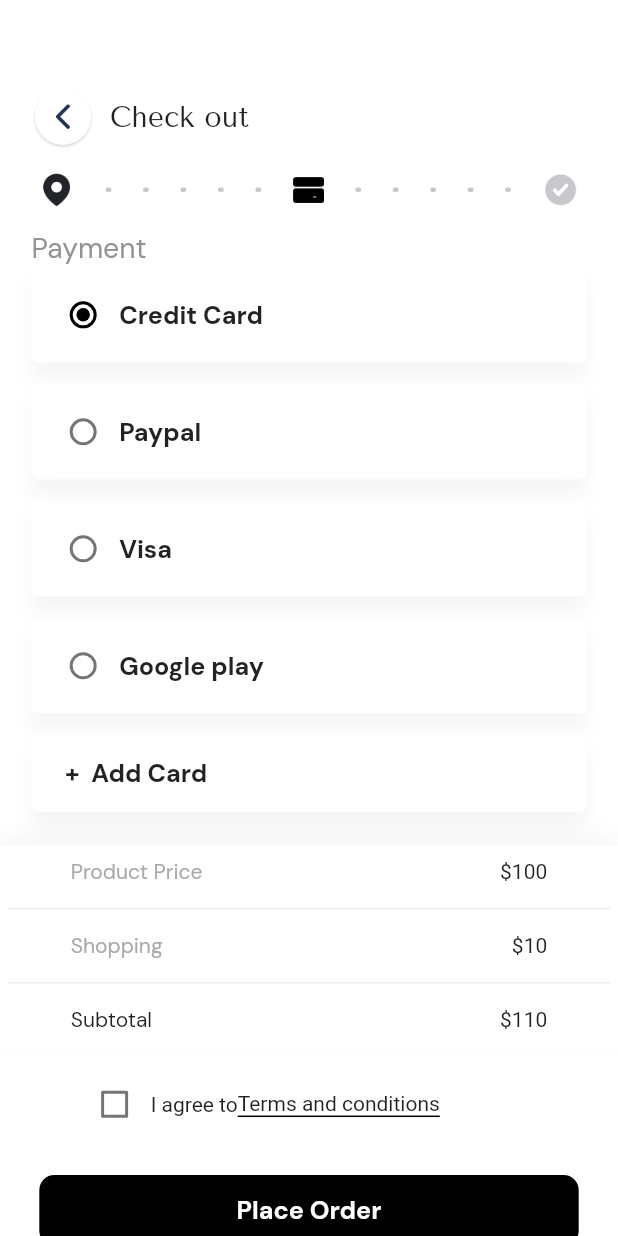
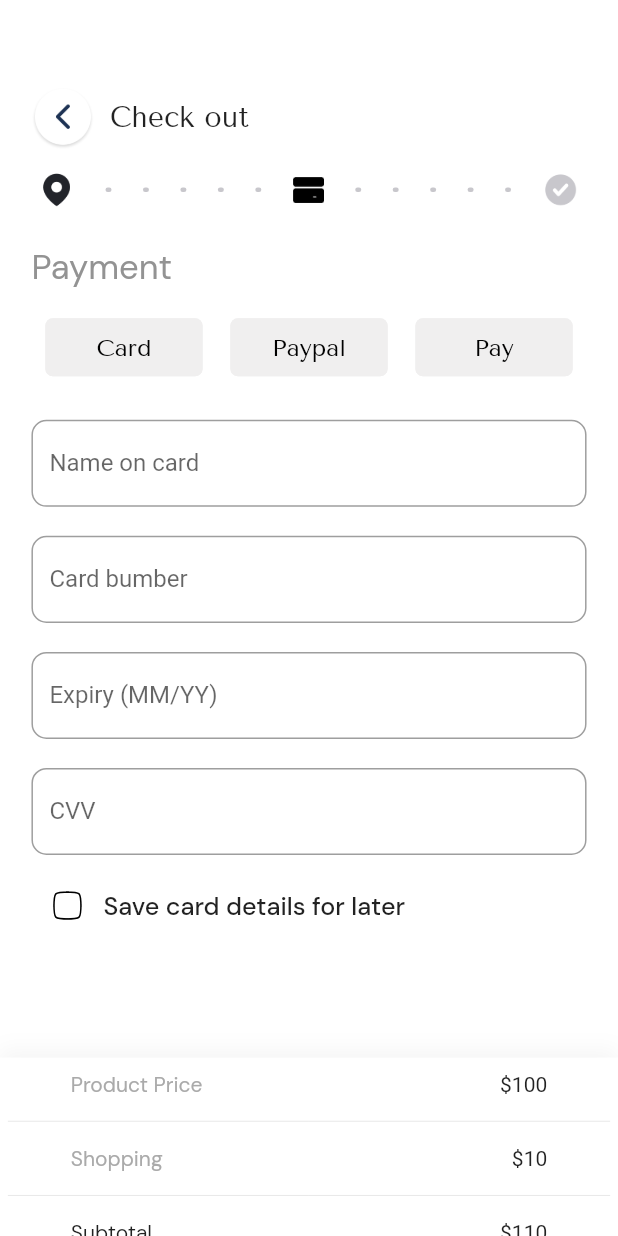
Before and after one commit to Mahmoudmnb/ShopApp, a Flutter app: the CheckOutScreen2 screen opened directly, on a phone screen of 412 x 824 dp. Run offline on Flutter 3.47's test engine with Material 2 defaults, Android fonts, the phone set to English and light mode, and no system bars; our stand-ins replace flutter_bloc, flutter_screenutil, get_it, google_fonts, google_maps_flutter, internet_connection_checker and 6 more; accounts and stored records are empty.

Commit message:
change on second step in checkout

```diff
--- a/lib/featurs/main_page/featurs/check_out/cubit/check_out_cubit.dart
+++ b/lib/featurs/main_page/featurs/check_out/cubit/check_out_cubit.dart
@@ -8,6 +8,12 @@ class CheckOutCubit extends Cubit<CheckOutState> {
   String selectAddress = 'My Home';
   String selectMethod = 'In store pick-up';
   String selectPayment = 'Credit Card';
+  bool saveCard = false;
+  savingCard(bool value) {
+    saveCard = value;
+    emit(SavingCardState());
+  }
+
   changeAddress(String address) {
     selectAddress = address;
     emit(ChangeAddressState());
--- a/lib/featurs/main_page/featurs/check_out/cubit/check_out_state.dart
+++ b/lib/featurs/main_page/featurs/check_out/cubit/check_out_state.dart
@@ -12,3 +12,5 @@ class ChangeMethodState extends CheckOutState {}
 class ChangePayState extends CheckOutState {}
 
 class ChangeAgreeState extends CheckOutState {}
+
+class SavingCardState extends CheckOutState {}
--- a/lib/featurs/main_page/featurs/check_out/screens/first_step.dart
+++ b/lib/featurs/main_page/featurs/check_out/screens/first_step.dart
@@ -52,9 +52,7 @@ class CheckOutScreen1 extends StatelessWidget {
               child: Container(
                 padding: EdgeInsets.only(left: 20.w, right: 20.w),
                 child: Column(children: [
-                  SizedBox(
-                    height: 20.h,
-                  ),
+                  SizedBox(height: 20.h),
                   Row(
                     children: [
                       const Spacer(),
--- a/lib/featurs/main_page/featurs/check_out/screens/second_step.dart
+++ b/lib/featurs/main_page/featurs/check_out/screens/second_step.dart
@@ -1,6 +1,7 @@
 import 'package:flutter/material.dart';
 import 'package:flutter_bloc/flutter_bloc.dart';
 import 'package:flutter_screenutil/flutter_screenutil.dart';
+import 'package:shop_app/featurs/main_page/featurs/check_out/widget/add_card.dart';
 
 import '../cubit/check_out_cubit.dart';
 import '../widget/calculate_card.dart';
@@ -13,7 +14,7 @@ class CheckOutScreen2 extends StatelessWidget {
 
   @override
   Widget build(BuildContext context) {
-    List<String> payment = ['Credit Card', 'Paypal', 'Visa', 'Google play'];
+    List<String> payment = ['Card', 'Paypal', 'Pay'];
     return Scaffold(
       backgroundColor: Colors.white,
       body: Column(
@@ -93,65 +94,43 @@ class CheckOutScreen2 extends StatelessWidget {
                         ],
                       ),
                       Container(
-                        margin: EdgeInsets.only(top: 15.h),
+                        margin: EdgeInsets.only(top: 25.h),
                         width: double.infinity,
                         child: Text(
                           "Payment",
                           style: TextStyle(
                               color: const Color(0xFF939393),
-                              fontSize: 18.sp,
+                              fontSize: 22.sp,
                               fontFamily: 'DM Sans'),
                         ),
                       ),
-                      ListView.separated(
-                        shrinkWrap: true,
-                        physics: const BouncingScrollPhysics(),
-                        separatorBuilder: (context, index) => SizedBox(
-                          height: 15.h,
-                        ),
-                        itemCount: payment.length,
-                        itemBuilder: (BuildContext context, int index) {
-                          return PaymentMethodCard(
-                            title: payment[index],
-                          );
-                        },
+                      SizedBox(height: 20.h),
+                      Row(
+                        mainAxisAlignment: MainAxisAlignment.spaceAround,
+                        children: [
+                          PaymentMethodCard(
+                            title: payment[0],
+                          ),
+                          PaymentMethodCard(
+                            title: payment[1],
+                          ),
+                          PaymentMethodCard(
+                            title: payment[2],
+                          )
+                        ],
                       ),
-                      Container(
-                        padding: EdgeInsets.only(
-                            left: 10.w, top: 15.h, right: 20.w, bottom: 15.h),
-                        margin: EdgeInsets.symmetric(vertical: 15.h),
-                        width: double.infinity,
-                        decoration: BoxDecoration(
-                            boxShadow: [
-                              BoxShadow(
-                                  offset: const Offset(0, 11),
-                                  blurRadius: 11,
-                                  color: Colors.black.withOpacity(0.04))
-                            ],
-                            color: Colors.white,
-                            borderRadius: BorderRadius.circular(5)),
-                        child: Text(
-                          "   +  Add Card",
-                          textAlign: TextAlign.start,
-                          style: TextStyle(
-                              fontSize: 16.sp,
-                              fontWeight: FontWeight.w600,
-                              fontFamily: 'DM Sans'),
-                        ),
-                      )
+                      const AddCardForPayming(),
                     ]),
                   ),
                   SizedBox(
-                    height: 8.h,
+                    height: 80.h,
                   ),
                   const CalculateCard(),
                   SizedBox(
                     height: 15.h,
                   ),
                   BlocConsumer<CheckOutCubit, CheckOutState>(
-                    listener: (context, state) {
-                      // TODO: implement listener
-                    },
+                    listener: (context, state) {},
                     builder: (context, state) {
                       CheckOutCubit cubit = CheckOutCubit.get(context);
                       return Row(
--- /dev/null
+++ b/lib/featurs/main_page/featurs/check_out/widget/add_card.dart
@@ -0,0 +1,69 @@
+import 'package:flutter/material.dart';
+import 'package:flutter_bloc/flutter_bloc.dart';
+import 'package:flutter_screenutil/flutter_screenutil.dart';
+import 'package:shop_app/featurs/main_page/featurs/check_out/cubit/check_out_cubit.dart';
+
+class AddCardForPayming extends StatefulWidget {
+  const AddCardForPayming({super.key});
+
+  @override
+  State<AddCardForPayming> createState() => _AddCardForPaymingState();
+}
+
+class _AddCardForPaymingState extends State<AddCardForPayming> {
+  TextEditingController nameController = TextEditingController();
+  TextEditingController numberController = TextEditingController();
+  TextEditingController expiryController = TextEditingController();
+  TextEditingController cvvController = TextEditingController();
+  @override
+  Widget build(BuildContext context) {
+    return Column(
+      children: [
+        SizedBox(height: 20.h),
+        buildTextFeild(nameController, 'Name on card'),
+        buildTextFeild(numberController, 'Card bumber'),
+        buildTextFeild(expiryController, 'Expiry (MM/YY)'),
+        buildTextFeild(cvvController, 'CVV'),
+        BlocConsumer<CheckOutCubit, CheckOutState>(
+          listener: (context, state) {},
+          builder: (context, state) {
+            var cubit = CheckOutCubit.get(context);
+            return Row(
+              children: [
+                Checkbox(
+                    side: const BorderSide(width: 1),
+                    shape: ContinuousRectangleBorder(
+                        borderRadius: BorderRadius.circular(10)),
+                    value: cubit.saveCard,
+                    onChanged: (value) {
+                      cubit.savingCard(value!);
+                    }),
+                Text(
+                  "Save card details for later",
+                  style: TextStyle(
+                      fontFamily: 'DM Sans',
+                      fontSize: 16.sp,
+                      fontWeight: FontWeight.w500),
+                )
+              ],
+            );
+          },
+        )
+      ],
+    );
+  }
+
+  Widget buildTextFeild(TextEditingController controller, String title) {
+    return Container(
+      height: 60.h,
+      margin: EdgeInsets.symmetric(vertical: 10.h),
+      child: TextField(
+        controller: controller,
+        decoration: InputDecoration(
+            label: Text(title),
+            border:
+                OutlineInputBorder(borderRadius: BorderRadius.circular(10))),
+      ),
+    );
+  }
+}
--- a/lib/featurs/main_page/featurs/check_out/widget/payment_method_card.dart
+++ b/lib/featurs/main_page/featurs/check_out/widget/payment_method_card.dart
@@ -12,41 +12,39 @@ class PaymentMethodCard extends StatelessWidget {
   Widget build(BuildContext context) {
     return BlocConsumer<CheckOutCubit, CheckOutState>(
       listener: (context, state) {
-        // TODO: implement listener
       },
       builder: (context, state) {
         CheckOutCubit cubit = CheckOutCubit.get(context);
-        return Container(
-          decoration: BoxDecoration(boxShadow: [
-            BoxShadow(
-                offset: const Offset(0, 11),
-                blurRadius: 11,
-                color: Colors.black.withOpacity(0.04))
-          ], color: Colors.white, borderRadius: BorderRadius.circular(5)),
-          child: MaterialButton(
-            padding:
-                EdgeInsets.only(left: 10.w, top: 8.h, right: 20.w, bottom: 8.h),
-            onPressed: () {
-              cubit.changeAddress(title);
-            },
-            child: Row(
-              children: [
-                Radio(
-                    activeColor: Colors.black,
-                    value: title,
-                    groupValue: cubit.selectPayment,
-                    onChanged: (value) {
-                      cubit.changePayment(value!);
-                    }),
-                Text(
-                  title,
-                  style: TextStyle(
-                      fontSize: 16.sp,
-                      fontWeight: FontWeight.bold,
-                      fontFamily: 'DM Sans'),
-                ),
-              ],
-            ),
+        return GestureDetector(
+          onTap: () {
+            cubit.changePayment(title);
+          },
+          child: Container(
+            width: 100.w,
+            height: 40.h,
+            decoration: BoxDecoration(
+                boxShadow: [
+                  cubit.selectPayment == title
+                      ? BoxShadow(
+                          offset: const Offset(0, 4),
+                          blurRadius: 4,
+                          color: Colors.black.withOpacity(0.25))
+                      : const BoxShadow(color: Color(0xFFF0EFEF))
+                ],
+                color: cubit.selectPayment == title
+                    ? Colors.black
+                    : const Color(0xFFF0EFEF),
+                borderRadius: BorderRadius.circular(5)),
+            child: Center(
+                child: Text(
+              title,
+              style: TextStyle(
+                  fontFamily: 'Tenor Sans',
+                  fontSize: 16,
+                  color: cubit.selectPayment == title
+                      ? Colors.white
+                      : Colors.black),
+            )),
           ),
         );
       },
```
Also changed, not shown: assets/icons/apple.png (added).
